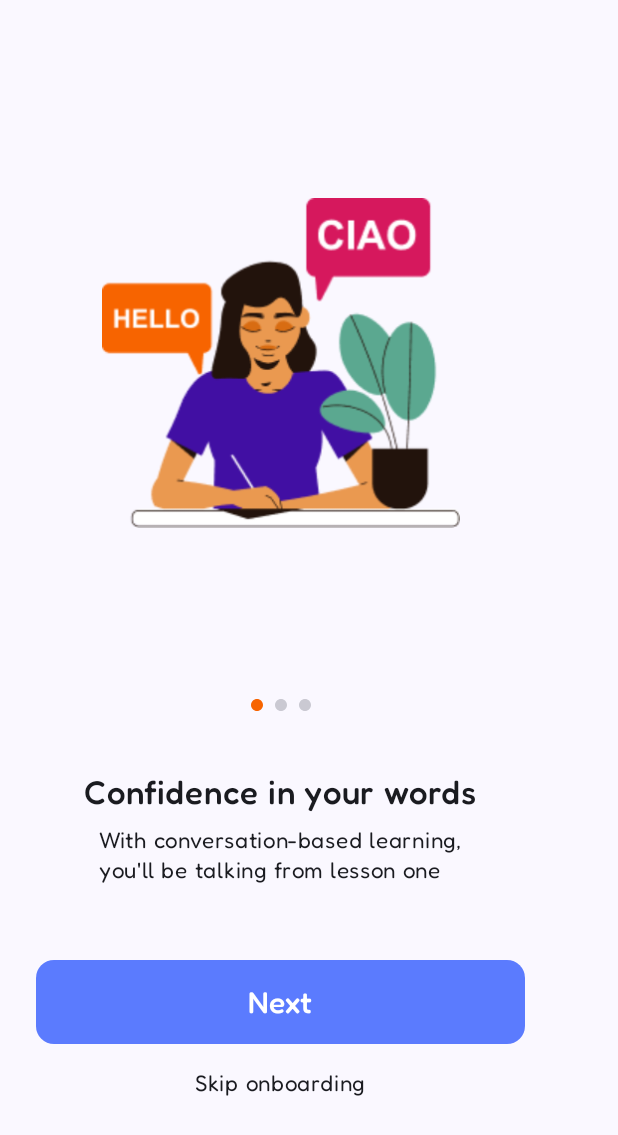
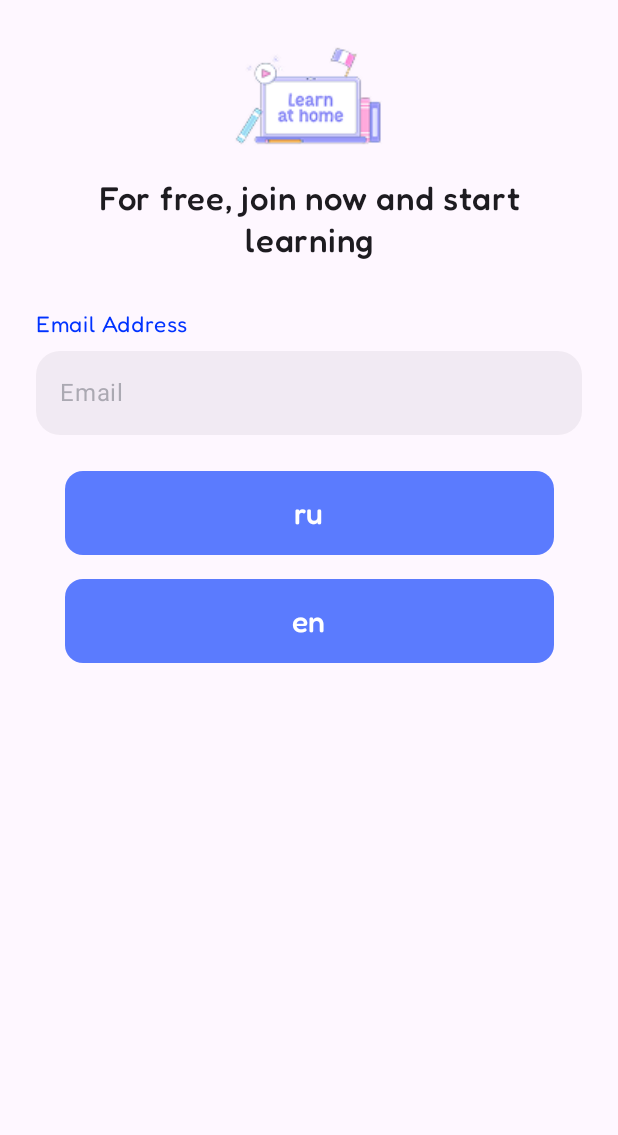
Before and after one commit to LumakanA/CMP_2, an Android app built with Jetpack Compose: the screen it shows after launch (MainActivity), after a tap on "Next", on a phone screen of 412 x 824 dp. Shown: the top 1135 px of the screen. Run offline under Robolectric (Android 15) with nearby library versions, the phone set to English and light mode, and no system bars.

Commit message:
sprint-one

```diff
--- a/app/build.gradle.kts
+++ b/app/build.gradle.kts
@@ -104,6 +104,7 @@ dependencies {
     androidTestImplementation(libs.androidx.ui.test.junit4)
     debugImplementation(libs.androidx.ui.tooling)
     debugImplementation(libs.androidx.ui.test.manifest)
+    implementation("androidx.datastore:datastore-preferences:1.1.4")
 
     // Mockito
     testImplementation(libs.mockito.core)
--- /dev/null
+++ b/app/src/main/java/com/example/cmp_2/common/AppTextField.kt
@@ -0,0 +1,68 @@
+package com.example.cmp_2.common
+
+import androidx.compose.foundation.layout.fillMaxWidth
+import androidx.compose.foundation.shape.RoundedCornerShape
+import androidx.compose.foundation.text.KeyboardActions
+import androidx.compose.foundation.text.KeyboardOptions
+import androidx.compose.material3.OutlinedTextField
+import androidx.compose.material3.OutlinedTextFieldDefaults
+import androidx.compose.material3.Text
+import androidx.compose.material3.TextField
+import androidx.compose.material3.TextFieldColors
+import androidx.compose.material3.TextFieldDefaults
+import androidx.compose.runtime.Composable
+import androidx.compose.ui.Modifier
+import androidx.compose.ui.graphics.Color
+import androidx.compose.ui.text.TextStyle
+import androidx.compose.ui.text.font.Font
+import androidx.compose.ui.text.font.FontFamily
+import androidx.compose.ui.text.input.KeyboardType
+import androidx.compose.ui.tooling.preview.Preview
+import androidx.compose.ui.unit.dp
+import androidx.compose.ui.unit.sp
+import com.example.cmp_2.R
+import com.example.cmp_2.presentation.theme.Opacity_Dark
+import com.example.cmp_2.presentation.theme.Opacity_Gray_Dark
+
+@Composable
+fun AppTextField(
+    modifier: Modifier = Modifier,
+    value: String,
+    onValueChange: (String) -> Unit,
+    hintText: String = ""
+) {
+    OutlinedTextField(
+        modifier = modifier.fillMaxWidth(),
+        value = value,
+        onValueChange = {
+            onValueChange(it)
+        },
+        shape = RoundedCornerShape(16.dp),
+        textStyle = TextStyle(
+            fontFamily = FontFamily(Font(R.font.fredoka_regular)),
+            fontSize = 15.sp,
+            lineHeight = 20.sp,
+            color = Opacity_Gray_Dark
+        ),
+        colors = OutlinedTextFieldDefaults.colors(
+            focusedContainerColor = Opacity_Dark,
+            unfocusedContainerColor = Opacity_Dark,
+            disabledContainerColor = Opacity_Dark,
+            focusedBorderColor = Color.Transparent,
+            unfocusedBorderColor = Color.Transparent
+        ),
+        placeholder = {
+            Text(
+                text = hintText,
+                color = Opacity_Gray_Dark
+            )
+        },
+        singleLine = true
+    )
+}
+
+@Preview
+@Composable
+fun AppTextFieldPreview() {
+    AppTextField(value = "", onValueChange = {}, hintText = "1234234324")
+}
--- /dev/null
+++ b/app/src/main/java/com/example/cmp_2/common/LanguageManager.kt
@@ -0,0 +1,44 @@
+package com.example.cmp_2.common
+
+import android.app.Activity
+import android.content.Context
+import android.content.res.Configuration
+import androidx.datastore.core.DataStore
+import androidx.datastore.dataStore
+import androidx.datastore.preferences.core.Preferences
+import androidx.datastore.preferences.core.edit
+import androidx.datastore.preferences.core.stringPreferencesKey
+import androidx.datastore.preferences.preferencesDataStore
+import kotlinx.coroutines.flow.first
+import kotlinx.coroutines.flow.map
+import java.util.Locale
+
+// At the top level of your kotlin file:
+val Context.dataStore: DataStore<Preferences> by preferencesDataStore(name = "settings")
+
+class LanguageManager (private val context: Context) {
+
+    private val LANGUAGE_KEY = stringPreferencesKey("language")
+
+    suspend fun getLanguage(): String {
+        return context.dataStore.data.map { prefs ->
+            prefs[LANGUAGE_KEY] ?: Locale.getDefault().language
+        }.first()
+    }
+
+    suspend fun setLanguage(languageCode: String) {
+        context.dataStore.edit { pref ->
+            pref[LANGUAGE_KEY] = languageCode
+        }
+    }
+}
+
+fun setLocale(context: Context, languageCode: String) {
+    val locale = Locale(languageCode)
+    Locale.setDefault(locale)
+
+    val config = Configuration()
+    config.setLocale(locale)
+
+    context.resources.updateConfiguration(config, context.resources.displayMetrics)
+}
--- a/app/src/main/java/com/example/cmp_2/di/AppModule.kt
+++ b/app/src/main/java/com/example/cmp_2/di/AppModule.kt
@@ -1,5 +1,6 @@
 package com.example.cmp_2.di
 
+import com.example.cmp_2.presentation.screens.login.LoginViewModel
 import com.example.cmp_2.presentation.screens.onboarding.OnBoardingViewModel
 import org.koin.core.module.dsl.viewModel
 import org.koin.dsl.module
@@ -8,4 +9,7 @@ val appModule = module {
     viewModel {
         OnBoardingViewModel()
     }
+    viewModel {
+        LoginViewModel()
+    }
 }
--- a/app/src/main/java/com/example/cmp_2/presentation/MainActivity.kt
+++ b/app/src/main/java/com/example/cmp_2/presentation/MainActivity.kt
@@ -1,18 +1,31 @@
 package com.example.cmp_2.presentation
 
+import android.content.Context
 import android.os.Bundle
 import androidx.activity.ComponentActivity
 import androidx.activity.compose.setContent
 import androidx.activity.enableEdgeToEdge
 import androidx.navigation.compose.rememberNavController
+import com.example.cmp_2.common.LanguageManager
+import com.example.cmp_2.common.setLocale
 import com.example.cmp_2.presentation.navigation.NavGraph
 import com.example.cmp_2.presentation.navigation.ScreenRouts
 import com.example.cmp_2.presentation.theme.CMP_2Theme
+import kotlinx.coroutines.coroutineScope
+import kotlinx.coroutines.runBlocking
 
 class MainActivity : ComponentActivity() {
     override fun onCreate(savedInstanceState: Bundle?) {
         super.onCreate(savedInstanceState)
         enableEdgeToEdge()
+
+        val languageManager = LanguageManager(context = this)
+
+        runBlocking {
+            val language = languageManager.getLanguage()
+            setLocale( this@MainActivity, language)
+        }
+
         setContent {
             CMP_2Theme {
                 val navController = rememberNavController()
--- a/app/src/main/java/com/example/cmp_2/presentation/navigation/NavGraph.kt
+++ b/app/src/main/java/com/example/cmp_2/presentation/navigation/NavGraph.kt
@@ -4,6 +4,7 @@ import androidx.compose.runtime.Composable
 import androidx.navigation.NavHostController
 import androidx.navigation.compose.NavHost
 import androidx.navigation.compose.composable
+import com.example.cmp_2.presentation.screens.login.LoginScreen
 import com.example.cmp_2.presentation.screens.onboarding.OnBoardingScreen
 import org.koin.androidx.compose.koinViewModel
 
@@ -19,5 +20,11 @@ fun NavGraph(navHostController: NavHostController, startScreen: String) {
                 vm = koinViewModel()
             )
         }
+        composable(ScreenRouts.LoginScreen.route) {
+            LoginScreen(
+                navController = navHostController,
+                vm = koinViewModel()
+            )
+        }
     }
 }
--- a/app/src/main/java/com/example/cmp_2/presentation/navigation/ScreenRouts.kt
+++ b/app/src/main/java/com/example/cmp_2/presentation/navigation/ScreenRouts.kt
@@ -2,4 +2,5 @@ package com.example.cmp_2.presentation.navigation
 
 sealed class ScreenRouts(val route: String) {
     data object OnBoardingScreen: ScreenRouts("OnBoardingScreen")
+    data object LoginScreen: ScreenRouts("LoginScreen")
 }
--- a/app/src/main/java/com/example/cmp_2/presentation/screens/login/LoginScreen.kt
+++ b/app/src/main/java/com/example/cmp_2/presentation/screens/login/LoginScreen.kt
@@ -1,5 +1,6 @@
 package com.example.cmp_2.presentation.screens.login
 
+import android.content.Context
 import androidx.compose.foundation.Image
 import androidx.compose.foundation.layout.Box
 import androidx.compose.foundation.layout.Column
@@ -9,19 +10,21 @@ import androidx.compose.foundation.layout.height
 import androidx.compose.foundation.layout.padding
 import androidx.compose.foundation.layout.size
 import androidx.compose.foundation.layout.width
-import androidx.compose.foundation.pager.HorizontalPager
-import androidx.compose.foundation.pager.rememberPagerState
 import androidx.compose.foundation.rememberScrollState
 import androidx.compose.foundation.verticalScroll
+import androidx.compose.material3.MaterialTheme
 import androidx.compose.material3.Scaffold
 import androidx.compose.material3.Text
 import androidx.compose.runtime.Composable
+import androidx.compose.runtime.rememberCoroutineScope
 import androidx.compose.ui.Alignment
 import androidx.compose.ui.Modifier
+import androidx.compose.ui.platform.LocalContext
 import androidx.compose.ui.res.painterResource
 import androidx.compose.ui.res.stringResource
 import androidx.compose.ui.text.font.Font
 import androidx.compose.ui.text.font.FontFamily
+import androidx.compose.ui.text.style.TextAlign
 import androidx.compose.ui.tooling.preview.Preview
 import androidx.compose.ui.unit.dp
 import androidx.compose.ui.unit.sp
@@ -29,8 +32,15 @@ import androidx.navigation.NavController
 import androidx.navigation.compose.rememberNavController
 import com.example.cmp_2.R
 import com.example.cmp_2.common.AppButton
-import com.example.cmp_2.presentation.screens.onboarding.OnBoardingState
-import com.example.cmp_2.presentation.screens.onboarding.OnBoardingViewModel
+import com.example.cmp_2.common.AppTextField
+import com.example.cmp_2.common.LanguageManager
+import com.example.cmp_2.common.setLocale
+import com.example.cmp_2.presentation.theme.localColorSystem
+import kotlinx.coroutines.CoroutineScope
+import kotlinx.coroutines.coroutineScope
+import kotlinx.coroutines.launch
+import kotlinx.coroutines.runBlocking
+import org.w3c.dom.Text
 
 @Composable
 fun LoginScreen(
@@ -38,11 +48,9 @@ fun LoginScreen(
     vm: LoginViewModel
 ) {
 
-    val state = LoginState()
-
-    val pagerState = rememberPagerState {
-        3
-    }
+    val languageManager = LanguageManager(LocalContext.current)
+    val coroutineScope = rememberCoroutineScope()
+    val state = vm.state.value
 
     Scaffold(
         modifier = Modifier
@@ -51,81 +59,82 @@ fun LoginScreen(
             modifier = Modifier
                 .padding(innerPadding)
                 .padding(horizontal = 24.dp)
-                .fillMaxSize(),
-            contentAlignment = Alignment.Center
+                .fillMaxSize()
         ) {
-
-            HorizontalPager(state = pagerState) { page ->
             Column(
-                    modifier = Modifier.verticalScroll(rememberScrollState()),
-                    horizontalAlignment = Alignment.CenterHorizontally
+                modifier = Modifier.verticalScroll(rememberScrollState())
             ) {
-                    Spacer(modifier = Modifier.height(40.dp))
+                Spacer(modifier = Modifier.height(24.dp))
 
                 Image(
                     modifier = Modifier
-                            .width(240.dp)
-                            .height(220.dp),
-                        painter = painterResource(state.onBoarding[page].image),
+                        .width(105.dp)
+                        .height(82.dp)
+                        .align(Alignment.CenterHorizontally),
+                    painter = painterResource(R.drawable.login_image),
                     contentDescription = null
                 )
 
-                    Spacer(modifier = Modifier.height(114.dp))
+                Spacer(modifier = Modifier.height(12.dp))
 
-                    Image(
-                        modifier = Modifier
-                            .width(40.dp)
-                            .height(8.dp),
-                        painter = painterResource(R.drawable.slider),
-                        contentDescription = null
+                Text(
+                    text = stringResource(R.string.for_free_join_now_and_start_learning),
+                    fontFamily = FontFamily(Font(R.font.fredoka_medium)),
+                    fontSize = 22.sp,
+                    lineHeight = 28.sp,
+                    textAlign = TextAlign.Center
                 )
 
-                    Spacer(modifier = Modifier.height(40.dp))
+                Spacer(modifier = Modifier.height(32.dp))
 
                 Text(
-                        text = stringResource(state.onBoarding[page].title),
-                        fontFamily = FontFamily(Font(R.font.fredoka_medium)),
-                        fontSize = 22.sp,
-                        lineHeight = 28.sp
+                    text = stringResource(R.string.email_address),
+                    fontFamily = FontFamily(Font(R.font.fredoka_regular)),
+                    fontSize = 15.sp,
+                    lineHeight = 20.sp,
+                    color = localColorSystem.current.text1
                 )
 
                 Spacer(modifier = Modifier.height(8.dp))
 
-                    Text(
-                        text = stringResource(state.onBoarding[page].description),
-                        fontFamily = FontFamily(Font(R.font.fredoka_regular)),
-                        fontSize = 15.sp,
-                        lineHeight = 20.sp
+                AppTextField(
+                    value = state.email,
+                    onValueChange = {
+                        vm.updateEmail(it)
+                    },
+                    hintText = "Email"
                 )
 
-                    Spacer(modifier = Modifier.height(50.dp))
+                Spacer(modifier = Modifier.height(24.dp))
 
                 AppButton(
                     modifier = Modifier
                         .height(56.dp)
-                            .size(326.dp),
-                        text = when (page) {
-                            0 -> {
-                                stringResource(R.string.next)
-                            }
-                            1 -> {
-                                stringResource(R.string.more)
-                            }
-                            else -> {
-                                stringResource(R.string.choose_a_language)
+                        .size(326.dp)
+                        .align(Alignment.CenterHorizontally),
+                    text = "ru",
+                    onClick = {
+                        coroutineScope.launch {
+                            languageManager.setLanguage("ru")
                         }
                     }
                 )
 
                 Spacer(modifier = Modifier.height(16.dp))
 
-                    Text(
-                        text = "Skip onboarding",
-                        fontFamily = FontFamily(Font(R.font.fredoka_regular)),
-                        fontSize = 15.sp,
-                        lineHeight = 20.sp
+                AppButton(
+                    modifier = Modifier
+                        .height(56.dp)
+                        .size(326.dp)
+                        .align(Alignment.CenterHorizontally),
+                    text = "en",
+                    onClick = {
+                        coroutineScope.launch {
+                            languageManager.setLanguage("en")
+
+                        }
+                    }
                 )
-                }
             }
         }
     }
--- a/app/src/main/java/com/example/cmp_2/presentation/screens/onboarding/OnBoardingScreen.kt
+++ b/app/src/main/java/com/example/cmp_2/presentation/screens/onboarding/OnBoardingScreen.kt
@@ -1,6 +1,7 @@
 package com.example.cmp_2.presentation.screens.onboarding
 
 import androidx.compose.foundation.Image
+import androidx.compose.foundation.clickable
 import androidx.compose.foundation.layout.Box
 import androidx.compose.foundation.layout.Column
 import androidx.compose.foundation.layout.Spacer
@@ -29,6 +30,7 @@ import androidx.navigation.NavController
 import androidx.navigation.compose.rememberNavController
 import com.example.cmp_2.R
 import com.example.cmp_2.common.AppButton
+import com.example.cmp_2.presentation.navigation.ScreenRouts
 
 @Composable
 fun OnBoardingScreen(
@@ -49,8 +51,7 @@ fun OnBoardingScreen(
             modifier = Modifier
                 .padding(innerPadding)
                 .padding(horizontal = 24.dp)
-                .fillMaxSize(),
-            contentAlignment = Alignment.Center
+                .fillMaxSize()
         ) {
 
             HorizontalPager(state = pagerState) { page ->
@@ -58,7 +59,7 @@ fun OnBoardingScreen(
                     modifier = Modifier.verticalScroll(rememberScrollState()),
                     horizontalAlignment = Alignment.CenterHorizontally
                 ) {
-                    Spacer(modifier = Modifier.height(40.dp))
+                    Spacer(modifier = Modifier.height(147.dp))
 
                     Image(
                         modifier = Modifier
@@ -112,12 +113,18 @@ fun OnBoardingScreen(
                             else -> {
                                 stringResource(R.string.choose_a_language)
                             }
+                        },
+                        onClick = {
+                            navController.navigate(ScreenRouts.LoginScreen.route)
                         }
                     )
 
                     Spacer(modifier = Modifier.height(16.dp))
 
                     Text(
+                        modifier = Modifier.clickable {
+                            navController.navigate(ScreenRouts.LoginScreen.route)
+                        },
                         text = "Skip onboarding",
                         fontFamily = FontFamily(Font(R.font.fredoka_regular)),
                         fontSize = 15.sp,
--- a/app/src/main/java/com/example/cmp_2/presentation/theme/Color.kt
+++ b/app/src/main/java/com/example/cmp_2/presentation/theme/Color.kt
@@ -10,3 +10,5 @@ val Purple40 = Color(0xFF6650a4)
 val PurpleGrey40 = Color(0xFF625b71)
 val Pink40 = Color(0xFF7D5260)
 val Blue = Color(0xFF5B7BFE)
+val Opacity_Dark = Color(0x0D080E1E)
+val Opacity_Gray_Dark = Color(0x80656872)
--- /dev/null
+++ b/app/src/main/java/com/example/cmp_2/presentation/theme/ColorSystem.kt
@@ -0,0 +1,13 @@
+package com.example.cmp_2.presentation.theme
+
+import androidx.compose.runtime.Immutable
+import androidx.compose.ui.graphics.Color
+
+@Immutable
+data class ColorSystem(
+    val text1: Color,
+   // val text2: Color,
+   // val text3: Color,
+   // val textField: Color,
+   // val hint: Color
+)
--- a/app/src/main/java/com/example/cmp_2/presentation/theme/Theme.kt
+++ b/app/src/main/java/com/example/cmp_2/presentation/theme/Theme.kt
@@ -9,6 +9,9 @@ import androidx.compose.material3.dynamicDarkColorScheme
 import androidx.compose.material3.dynamicLightColorScheme
 import androidx.compose.material3.lightColorScheme
 import androidx.compose.runtime.Composable
+import androidx.compose.runtime.CompositionLocalProvider
+import androidx.compose.runtime.staticCompositionLocalOf
+import androidx.compose.ui.graphics.Color
 import androidx.compose.ui.platform.LocalContext
 
 private val DarkColorScheme = darkColorScheme(
@@ -33,6 +36,15 @@ private val LightColorScheme = lightColorScheme(
     */
 )
 
+private val lightCS = ColorSystem(
+    text1 = Color(0xFF0032FF)
+)
+
+private val darkCS = ColorSystem(
+    text1 = Color(0xFFFF0000)
+)
+
+
 @Composable
 fun CMP_2Theme(
     darkTheme: Boolean = isSystemInDarkTheme(),
@@ -41,18 +53,18 @@ fun CMP_2Theme(
     content: @Composable () -> Unit
 ) {
     val colorScheme = when {
-        dynamicColor && Build.VERSION.SDK_INT >= Build.VERSION_CODES.S -> {
-            val context = LocalContext.current
-            if (darkTheme) dynamicDarkColorScheme(context) else dynamicLightColorScheme(context)
-        }
-
-        darkTheme -> DarkColorScheme
-        else -> LightColorScheme
+        darkTheme -> darkCS
+        else -> lightCS
     }
 
-    MaterialTheme(
-        colorScheme = colorScheme,
-        typography = Typography,
-        content = content
-    )
+    CompositionLocalProvider(localColorSystem provides colorScheme) {
+        MaterialTheme(
+            typography = Typography,
+            content = content
+        )
+    }
 }
+
+val localColorSystem = staticCompositionLocalOf {
+    lightCS
+}
--- a/app/src/main/res/values/strings.xml
+++ b/app/src/main/res/values/strings.xml
@@ -9,4 +9,6 @@
     <string name="next">Next</string>
     <string name="more">More</string>
     <string name="choose_a_language">Choose a language</string>
+    <string name="for_free_join_now_and_start_learning">For free, join now and start learning</string>
+    <string name="email_address">Email Address</string>
 </resources>
```
Also changed, not shown: app/src/main/java/com/example/cmp_2/presentation/screens/login/LoginViewModel.kt (+14 -17 lines), app/src/main/res/drawable/login_image.png (added), 1 other file. Lines whose indentation alone changed are shown as unchanged.
